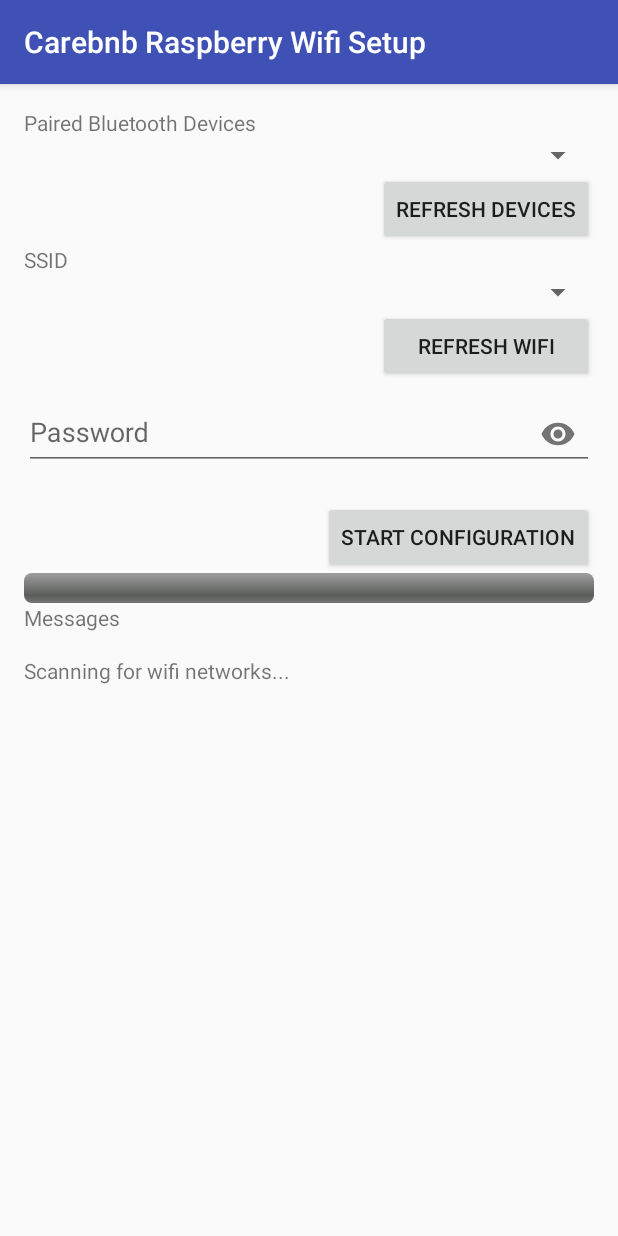
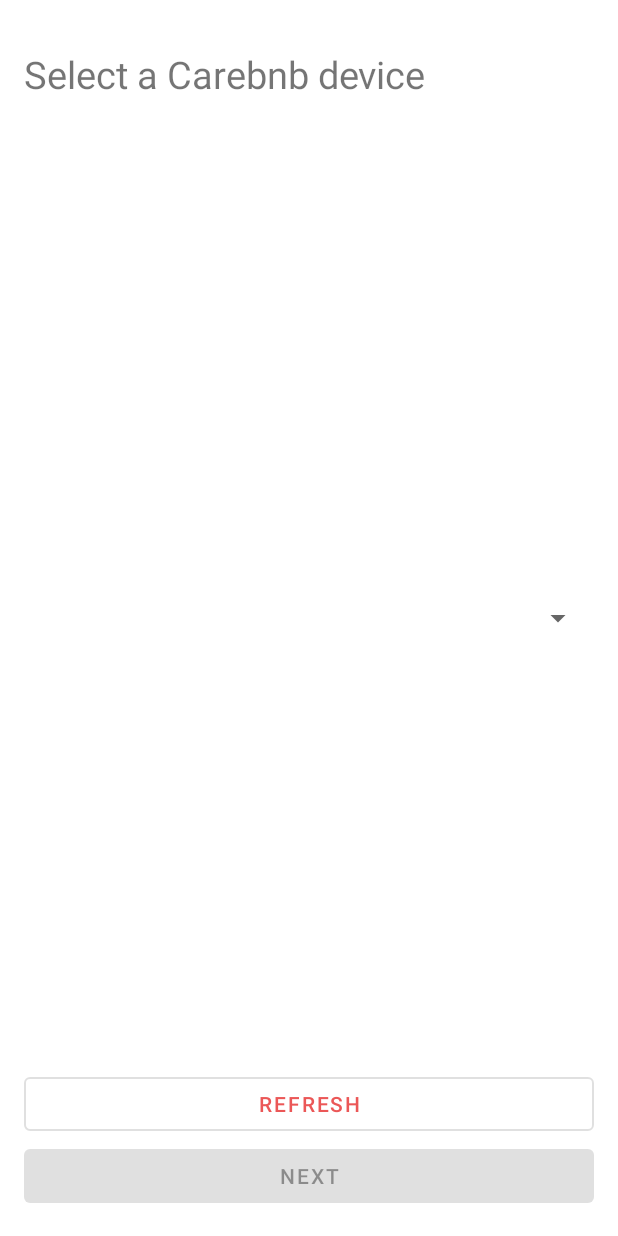
Before and after one commit to carebnb-app/airbnb-info-wall, an Android app: the screen it shows after launch (MainActivity before the commit, SelectDeviceActivity after it), on a phone screen of 412 x 824 dp. Run offline under Robolectric (Android 15) with nearby library versions, the phone set to English and light mode, and no system bars.

Commit message:
android app update

```diff
--- /dev/null
+++ b/android/app/src/main/java/app/carebnb/smartthing/SelectDeviceActivity.kt
@@ -0,0 +1,59 @@
+package app.carebnb.smartthing
+
+import android.bluetooth.BluetoothAdapter
+import android.bluetooth.BluetoothDevice
+import android.content.Intent
+import android.os.Bundle
+import android.util.Log
+import android.widget.Toast
+import androidx.appcompat.app.AppCompatActivity
+import kotlinx.android.synthetic.main.activity_select_device.*
+import kotlinx.android.synthetic.main.activity_select_device.devices_spinner
+import kotlinx.android.synthetic.main.activity_select_device.refresh_devices_button
+import java.util.ArrayList
+
+class SelectDeviceActivity: AppCompatActivity() {
+
+    override fun onCreate(savedInstanceState: Bundle?) {
+        super.onCreate(savedInstanceState)
+        setContentView(R.layout.activity_select_device)
+        refresh_devices_button.setOnClickListener { refresh() }
+        next_button.setOnClickListener { next() }
+        refresh()
+    }
+
+    private fun refresh() {
+        val adapterDevices = SpinnerTextAdapter(this, R.layout.spinner_text, ArrayList())
+        devices_spinner.adapter = adapterDevices
+        val mBluetoothAdapter = BluetoothAdapter.getDefaultAdapter()
+        if (mBluetoothAdapter == null || !mBluetoothAdapter.isEnabled) {
+            val enableBluetooth = Intent(BluetoothAdapter.ACTION_REQUEST_ENABLE)
+            startActivityForResult(enableBluetooth, 0)
+        }
+        val pairedDevices = mBluetoothAdapter!!.bondedDevices
+        if (pairedDevices.size > 0) {
+            for (device in pairedDevices) {
+                for (uuid in device.uuids) {
+                    if (uuid.toString().equals(this.getString(R.string.bt_uuid))){
+                        adapterDevices.add(device)
+                        break
+                    }
+                }
+
+            }
+        }
+        if(adapterDevices.devices.size == 0){
+            Toast.makeText(this, "No device found. Please sync with bluetooth before continuing.", Toast.LENGTH_LONG).show()
+        }
+        else{
+            next_button.isEnabled = true
+        }
+    }
+
+    private fun next(){
+        val intent = Intent(this, SetupActivity::class.java)
+        val device = devices_spinner.selectedItem as BluetoothDevice
+        intent.putExtra(SetupActivity.PARAM_DEVICE, device)
+        startActivity(intent)
+    }
+}
--- /dev/null
+++ b/android/app/src/main/java/app/carebnb/smartthing/SplashActivity.kt
@@ -0,0 +1,14 @@
+package app.carebnb.smartthing
+
+import android.content.Intent
+import androidx.appcompat.app.AppCompatActivity
+
+class SplashActivity: AppCompatActivity(){
+
+    override fun onStart() {
+        super.onStart()
+        val intent = Intent(this, SelectDeviceActivity::class.java)
+        startActivity(intent)
+        finish()
+    }
+}
--- a/android/app/src/main/res/layout/activity_main.xml
+++ /dev/null
@@ -1,129 +0,0 @@
-<?xml version="1.0" encoding="utf-8"?>
-<RelativeLayout
-    xmlns:android="http://schemas.android.com/apk/res/android"
-    xmlns:tools="http://schemas.android.com/tools"
-    xmlns:app="http://schemas.android.com/apk/res-auto"
-    android:layout_width="match_parent"
-    android:layout_height="match_parent"
-    android:paddingBottom="@dimen/activity_vertical_margin"
-    android:paddingLeft="@dimen/activity_horizontal_margin"
-    android:paddingRight="@dimen/activity_horizontal_margin"
-    android:paddingTop="@dimen/activity_vertical_margin"
-    tools:context=".MainActivity">
-
-    <LinearLayout
-        android:focusable="true"
-        android:focusableInTouchMode="true"
-        android:layout_width="0px"
-        android:layout_height="0px"
-        android:layout_weight="0" />
-
-    <androidx.appcompat.widget.AppCompatTextView
-        android:layout_width="wrap_content"
-        android:layout_height="wrap_content"
-        android:textAppearance="?android:attr/textAppearanceSmall"
-        android:text="Paired Bluetooth Devices"
-        android:id="@+id/devices_label"
-        android:layout_alignParentTop="true"
-        android:layout_alignParentStart="true" />
-
-    <androidx.appcompat.widget.AppCompatSpinner
-        android:layout_width="match_parent"
-        android:layout_height="wrap_content"
-        android:id="@+id/devices_spinner"
-        android:layout_alignParentEnd="true"
-        android:layout_below="@+id/devices_label" />
-
-
-    <androidx.appcompat.widget.AppCompatTextView
-        android:layout_width="wrap_content"
-        android:layout_height="wrap_content"
-        android:textAppearance="?android:attr/textAppearanceSmall"
-        android:text="SSID"
-        android:id="@+id/ssid_label"
-        android:layout_below="@+id/refresh_devices_button" />
-
-    <androidx.appcompat.widget.AppCompatButton
-        android:layout_width="wrap_content"
-        android:layout_height="wrap_content"
-        android:text="Refresh Devices"
-        android:id="@+id/refresh_devices_button"
-        android:layout_below="@+id/devices_spinner"
-        android:layout_alignParentEnd="true" />
-
-    <androidx.appcompat.widget.AppCompatSpinner
-        android:layout_width="wrap_content"
-        android:layout_height="wrap_content"
-        android:id="@+id/wifi_spinner"
-        android:layout_below="@+id/ssid_label"
-        android:layout_alignParentStart="true"
-        android:layout_alignParentEnd="true" />
-
-    <androidx.appcompat.widget.AppCompatButton
-        android:text="refresh Wifi"
-        android:layout_width="wrap_content"
-        android:layout_height="wrap_content"
-        android:layout_below="@+id/wifi_spinner"
-        android:layout_alignStart="@+id/refresh_devices_button"
-        android:id="@+id/refreshWifi_button"
-        android:layout_alignParentEnd="true" />
-
-    <com.google.android.material.textfield.TextInputLayout
-        android:layout_width="match_parent"
-        android:layout_height="wrap_content"
-        android:layout_below="@+id/refreshWifi_button"
-        android:id="@+id/psk_text_holder"
-        android:hint="Password"
-        app:errorEnabled="true"
-        app:endIconMode="password_toggle">
-        <com.google.android.material.textfield.TextInputEditText
-            android:layout_width="match_parent"
-            android:layout_height="wrap_content"
-            android:layout_below="@+id/psk_label"
-            android:layout_alignParentStart="true"
-            android:id="@+id/psk_text"
-            android:inputType="textPassword"/>
-    </com.google.android.material.textfield.TextInputLayout>
-
-    <androidx.appcompat.widget.AppCompatButton
-        android:layout_width="wrap_content"
-        android:layout_height="wrap_content"
-        android:text="Start Configuration"
-        android:id="@+id/start_button"
-        android:layout_alignParentEnd="true"
-        android:layout_below="@+id/psk_text_holder" />
-
-    <ProgressBar
-        style="@android:style/Widget.ProgressBar.Horizontal"
-        android:id="@+id/progress_bar"
-        android:layout_width="match_parent"
-        android:layout_height="wrap_content"
-        android:max="100"
-        android:progress="0"
-        android:layout_below="@+id/start_button" />
-
-    <androidx.appcompat.widget.AppCompatTextView
-        android:id="@+id/messages_label"
-        android:layout_width="wrap_content"
-        android:layout_height="wrap_content"
-        android:textAppearance="?android:attr/textAppearanceSmall"
-        android:text="Messages"
-        android:layout_below="@+id/progress_bar" />
-
-    <ScrollView
-        android:layout_width="match_parent"
-        android:layout_height="match_parent"
-        android:scrollbars="vertical"
-        android:fillViewport="true"
-        android:layout_below="@+id/messages_label"
-        android:layout_alignParentStart="true">
-
-        <androidx.appcompat.widget.AppCompatTextView
-            android:id="@+id/messages_text"
-            android:layout_width="wrap_content"
-            android:layout_height="wrap_content"
-            android:text="" />
-
-    </ScrollView>
-
-</RelativeLayout>
--- /dev/null
+++ b/android/app/src/main/res/layout/activity_select_device.xml
@@ -0,0 +1,56 @@
+<?xml version="1.0" encoding="utf-8"?>
+<androidx.constraintlayout.widget.ConstraintLayout
+    xmlns:android="http://schemas.android.com/apk/res/android"
+    xmlns:app="http://schemas.android.com/apk/res-auto"
+    xmlns:tools="http://schemas.android.com/tools"
+    android:layout_width="match_parent"
+    android:layout_height="match_parent"
+    android:paddingBottom="@dimen/activity_vertical_margin"
+    android:paddingLeft="@dimen/activity_horizontal_margin"
+    android:paddingRight="@dimen/activity_horizontal_margin"
+    android:paddingTop="@dimen/activity_vertical_margin"
+    tools:context=".SelectDeviceActivity">
+
+    <androidx.appcompat.widget.AppCompatTextView
+        android:layout_width="match_parent"
+        android:layout_height="wrap_content"
+        android:id="@+id/title_txt"
+        android:text="Select a Carebnb device"
+        android:textSize="@dimen/text_title"
+        android:paddingTop="@dimen/activity_vertical_margin"
+        android:paddingBottom="@dimen/activity_vertical_margin"
+        app:layout_constraintTop_toTopOf="parent"
+        app:layout_constraintStart_toStartOf="parent"
+        app:layout_constraintEnd_toEndOf="parent" />
+
+    <androidx.appcompat.widget.AppCompatSpinner
+        android:id="@+id/devices_spinner"
+        android:layout_width="match_parent"
+        android:layout_height="wrap_content"
+        app:layout_constraintBottom_toBottomOf="parent"
+        app:layout_constraintEnd_toEndOf="parent"
+        app:layout_constraintStart_toStartOf="parent"
+        app:layout_constraintTop_toTopOf="parent" />
+
+    <com.google.android.material.button.MaterialButton
+        style="@style/Widget.MaterialComponents.Button.OutlinedButton"
+        android:id="@+id/refresh_devices_button"
+        android:layout_width="match_parent"
+        android:layout_height="wrap_content"
+        android:layout_alignParentEnd="true"
+        android:text="Refresh"
+        app:layout_constraintBottom_toTopOf="@+id/next_button"
+        app:layout_constraintEnd_toEndOf="parent"
+        app:layout_constraintStart_toStartOf="parent" />
+
+    <com.google.android.material.button.MaterialButton
+        android:id="@+id/next_button"
+        android:layout_width="match_parent"
+        android:layout_height="wrap_content"
+        android:text="Next"
+        android:enabled="false"
+        app:layout_constraintBottom_toBottomOf="parent"
+        app:layout_constraintEnd_toEndOf="parent"
+        app:layout_constraintStart_toStartOf="parent" />
+
+</androidx.constraintlayout.widget.ConstraintLayout>
--- a/android/app/src/main/res/values/colors.xml
+++ b/android/app/src/main/res/values/colors.xml
@@ -1,6 +1,7 @@
 <?xml version="1.0" encoding="utf-8"?>
 <resources>
-    <color name="colorPrimary">#3F51B5</color>
-    <color name="colorPrimaryDark">#303F9F</color>
-    <color name="colorAccent">#FF4081</color>
+    <color name="colorPrimary">#EB5757</color>
+    <color name="colorPrimaryDark">#BF4040</color>
+    <color name="colorAccent">#0086D7</color>
+    <color name="colorTextContrast">#ffffff</color>
 </resources>
--- a/android/app/src/main/res/values/dimens.xml
+++ b/android/app/src/main/res/values/dimens.xml
@@ -2,4 +2,6 @@
     <!-- Default screen margins, per the Android Design guidelines. -->
     <dimen name="activity_horizontal_margin">16dp</dimen>
     <dimen name="activity_vertical_margin">16dp</dimen>
+    <dimen name="text_title">25sp</dimen>
+    <dimen name="text_section">19sp</dimen>
 </resources>
--- a/android/app/src/main/res/values/strings.xml
+++ b/android/app/src/main/res/values/strings.xml
@@ -1,3 +1,4 @@
 <resources>
-    <string name="app_name">Carebnb Raspberry Wifi Setup</string>
+    <string name="app_name">Carebnb Smart Thing</string>
+    <string name="bt_uuid">815425a5-bfac-47bf-9321-c5ff980b5e11</string>
 </resources>
--- a/android/app/src/main/res/values/styles.xml
+++ b/android/app/src/main/res/values/styles.xml
@@ -1,5 +1,5 @@
 <resources>
-    <style name="AppTheme" parent="Theme.AppCompat.Light.DarkActionBar">
+    <style name="AppTheme" parent="Theme.MaterialComponents.DayNight.NoActionBar">
         <item name="colorPrimary">@color/colorPrimary</item>
         <item name="colorPrimaryDark">@color/colorPrimaryDark</item>
         <item name="colorAccent">@color/colorAccent</item>
```
Also changed, not shown: android/app/build.gradle (+16 -4 lines), android/app/src/main/AndroidManifest.xml (+5 -2 lines), android/app/src/main/java/app/carebnb/smartthing/SetupActivity.kt (renamed from android/app/src/main/java/app/carebnb/raspberrysetup/MainActivity.kt, +55 -51 lines), android/app/src/main/java/app/carebnb/smartthing/SpinnerTextAdapter.kt (renamed from android/app/src/main/java/app/carebnb/raspberrysetup/DeviceAdapter.kt, +4 -8 lines), android/app/src/main/res/layout/activity_setup.xml (added, +215 -0 lines), android/app/src/main/res/layout/spinner_devices.xml (deleted, +0 -21 lines), android/app/src/main/res/layout/spinner_text.xml (added, +9 -0 lines), android/app/src/main/res/layout/spinner_text_padded.xml (renamed from android/app/src/main/res/layout/spinner_devices_padded.xml, +0 -8 lines).
